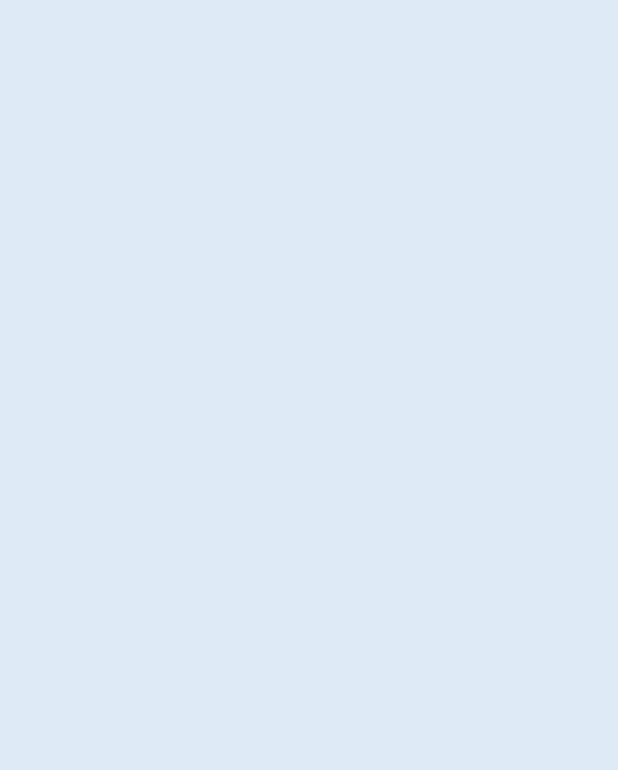
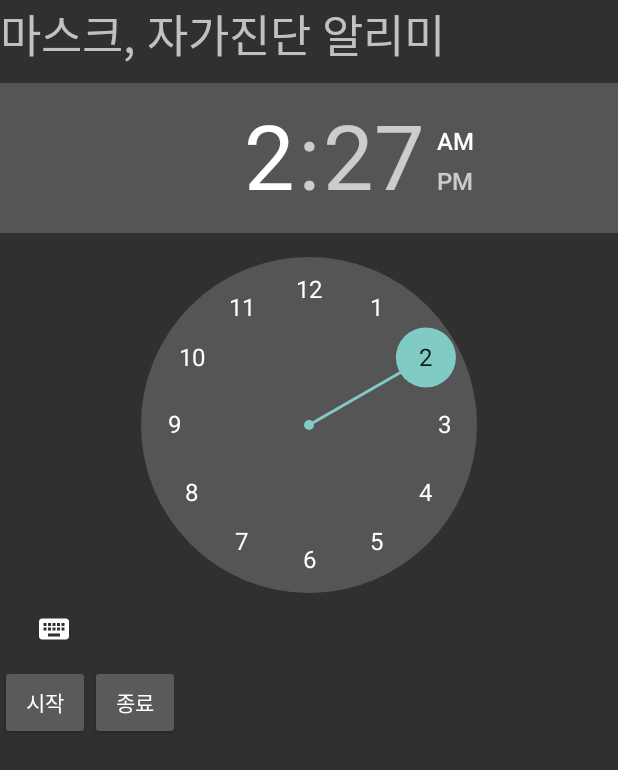
Before and after one commit to Shinipsae/COVID19HELPER, an Android app: the AlarmActivity screen opened directly, with no data from a screen before it, on a phone screen of 412 x 824 dp. Before the commit the part shown is empty. Shown: the top 770 px of the screen. Run offline under Robolectric (Android 15) with nearby library versions, the phone set to English and light mode, and no system bars.

Commit message:
activity_alarm.xml practice

```diff
--- a/COVID19HELPER/app/src/main/res/layout/activity_alarm.xml
+++ b/COVID19HELPER/app/src/main/res/layout/activity_alarm.xml
@@ -1,12 +1,47 @@
-<?xml version="1.0" encoding="utf-8"?>
-<androidx.constraintlayout.widget.ConstraintLayout
-    xmlns:android="http://schemas.android.com/apk/res/android"
+<LinearLayout xmlns:android="http://schemas.android.com/apk/res/android"
     xmlns:app="http://schemas.android.com/apk/res-auto"
     xmlns:tools="http://schemas.android.com/tools"
     android:layout_width="match_parent"
     android:layout_height="match_parent"
-    android:background="@color/BackgroundColor"
-    tools:context=".MainActivity">
+    tools:context=".MainActivity"
+    android:orientation="vertical"
+    android:gravity="top">
 
+    <TextView
+        android:layout_width="match_parent"
+        android:layout_height="wrap_content"
+        android:text="마스크, 자가진단 알리미"
+        android:textSize="30sp"
+        android:layout_marginBottom="10dp"/>
 
-</androidx.constraintlayout.widget.ConstraintLayout>
+    <LinearLayout
+        android:orientation="vertical"
+        android:layout_width="match_parent"
+        android:layout_height="wrap_content">
+
+        <TimePicker
+            android:id="@+id/time_picker"
+            android:layout_width="wrap_content"
+            android:layout_height="wrap_content" />
+
+    </LinearLayout>
+
+    <LinearLayout
+        android:layout_width="match_parent"
+        android:layout_height="wrap_content">
+
+        <Button
+            android:layout_width="60dp"
+            android:layout_height="50dp"
+            android:id="@+id/btn_start"
+            android:text="시작"/>
+
+        <Button
+            android:layout_width="60dp"
+            android:layout_height="50dp"
+            android:id="@+id/btn_finish"
+            android:text="종료" />
+
+    </LinearLayout>
+
+</LinearLayout>
```
